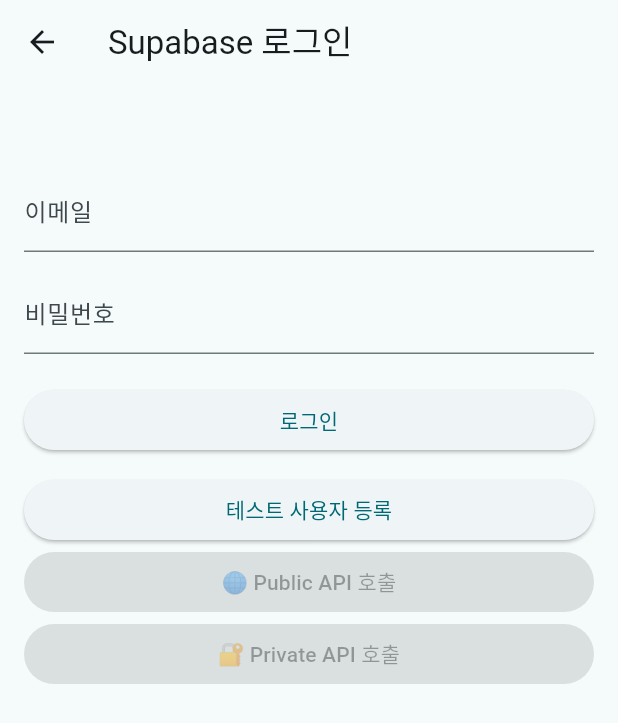
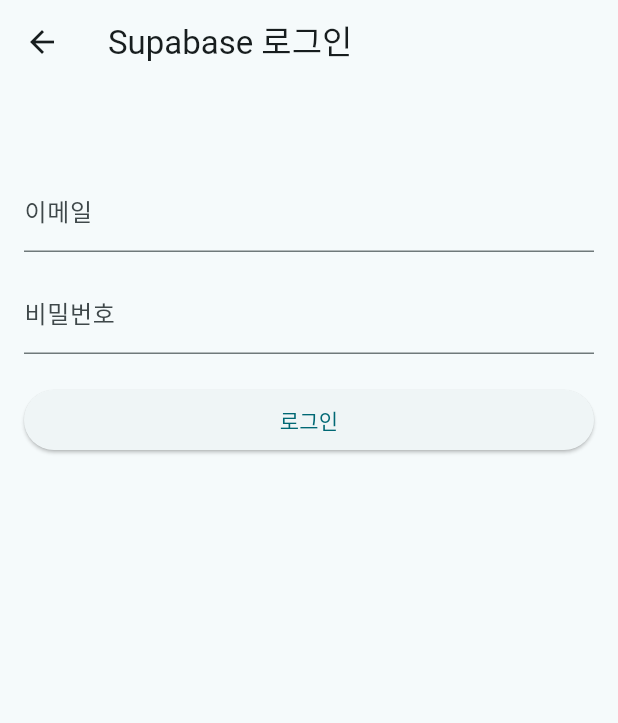
Before and after one commit to hdachan/Modir_map_platform_front, a Flutter app: the screen it shows after launch, after a tap on "이메일로 로그인", on a phone screen of 412 x 824 dp. Shown: the top 723 px of the screen. Run offline on Flutter 3.47's test engine with Material 3 defaults, Android fonts, the phone set to English and light mode, and no system bars; our stand-ins replace flutter_svg, go_router, shared_preferences, supabase_flutter; accounts and stored records are empty; project files that could hold a hidden picture were left out.

Commit message:
20250429 첫 시작화면수정

```diff
--- a/lib/mvvm/Auth/views/login_screen.dart
+++ b/lib/mvvm/Auth/views/login_screen.dart
@@ -33,25 +33,12 @@
               onPressed: () async {
                 await viewModel.signIn();
                 if (viewModel.jwt != null) {
-                  context.go('/map');
+                  context.go('/community');
                 }
               },
               child: const Text('로그인'),
             ),
             const SizedBox(height: 12),
-            ElevatedButton(
-              onPressed: viewModel.signUpTestUser,
-              child: const Text('테스트 사용자 등록'),
-            ),
-            ElevatedButton(
-              onPressed: viewModel.jwt == null ? null : () => viewModel.sendJwtToSpring(isPrivate: false),
-              child: const Text('🌐 Public API 호출'),
-            ),
-            ElevatedButton(
-              onPressed: viewModel.jwt == null ? null : () => viewModel.sendJwtToSpring(isPrivate: true),
-              child: const Text('🔐 Private API 호출'),
-            ),
-            const SizedBox(height: 20),
             if (viewModel.errorMessage != null)
               Text(
                 viewModel.errorMessage!,
--- a/lib/utils/router.dart
+++ b/lib/utils/router.dart
@@ -49,7 +49,7 @@
       return '/login';
     }
     if (isAuthenticated && path == '/login') {
-      return '/map';
+      return '/community';
     }
     return null;
   },
--- a/lib/utils/session.dart
+++ b/lib/utils/session.dart
@@ -21,7 +21,7 @@
     final isAuthenticated = await sessionManager.isAuthenticated();
     debugPrint('🔍 AuthCheckScreen: isAuthenticated=$isAuthenticated');
     if (mounted) {
-      context.go(isAuthenticated ? '/map' : '/login');
+      context.go(isAuthenticated ? '/community' : '/login');
     }
   }
 
```
Also changed, not shown: lib/map_screen.dart (+0 -9 lines).
